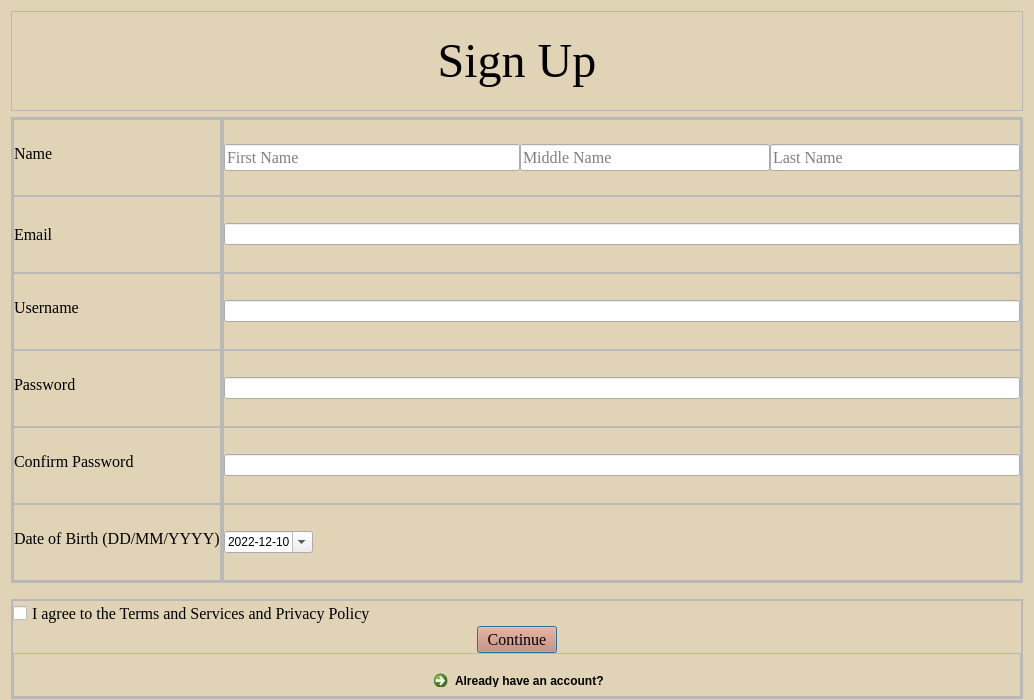
Above: signup.ui from skidgefries/rightmeal before the change. Below: the same form after it.
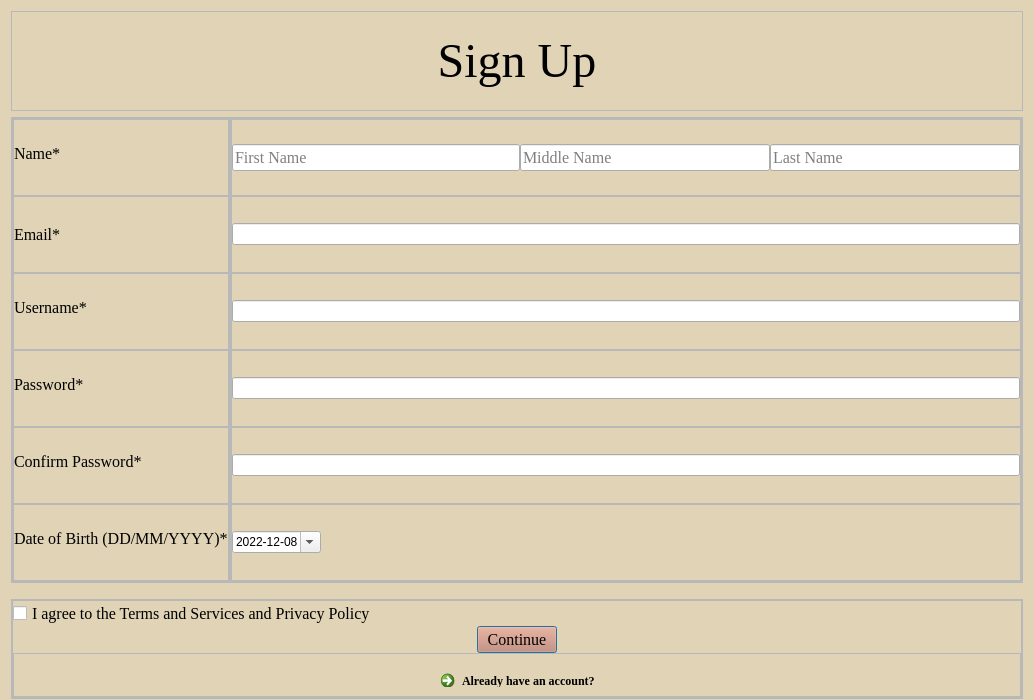
That is the form after the change.

What changed in the file:
```diff
--- a/signup.ui
+++ b/signup.ui
@@ -188,7 +188,7 @@
                </font>
               </property>
               <property name="text">
-               <string>Name</string>
+               <string>Name*</string>
               </property>
              </widget>
             </item>
@@ -236,7 +236,7 @@
                </font>
               </property>
               <property name="text">
-               <string>Email</string>
+               <string>Email*</string>
               </property>
              </widget>
             </item>
@@ -281,7 +281,7 @@
                </font>
               </property>
               <property name="text">
-               <string>Username</string>
+               <string>Username*</string>
               </property>
              </widget>
             </item>
@@ -326,7 +326,7 @@
                </font>
               </property>
               <property name="text">
-               <string>Password</string>
+               <string>Password*</string>
               </property>
              </widget>
             </item>
@@ -371,7 +371,7 @@
                </font>
               </property>
               <property name="text">
-               <string>Confirm Password</string>
+               <string>Confirm Password*</string>
               </property>
              </widget>
             </item>
@@ -416,7 +416,7 @@
                </font>
               </property>
               <property name="text">
-               <string>Date of Birth (DD/MM/YYYY)</string>
+               <string>Date of Birth (DD/MM/YYYY)*</string>
               </property>
              </widget>
             </item>
@@ -728,7 +728,7 @@
                 <second>0</second>
                 <year>2022</year>
                 <month>12</month>
-                <day>10</day>
+                <day>8</day>
                </datetime>
               </property>
               <property name="displayFormat">
@@ -869,6 +869,11 @@
            <layout class="QVBoxLayout" name="verticalLayout_14">
             <item alignment="Qt::AlignHCenter">
              <widget class="QCommandLinkButton" name="commandLinkButton">
+              <property name="font">
+               <font>
+                <family>Times New Roman</family>
+               </font>
+              </property>
               <property name="text">
                <string>Already have an account?</string>
               </property>
```
